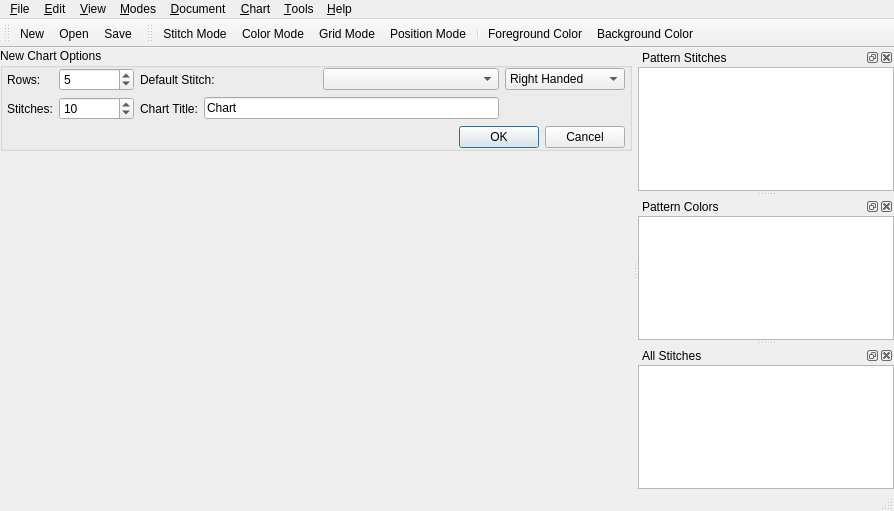
The window that src/mainwindow.ui (iPenguin/CrochetCharts) describes before a commit, drawn with Qt 5.
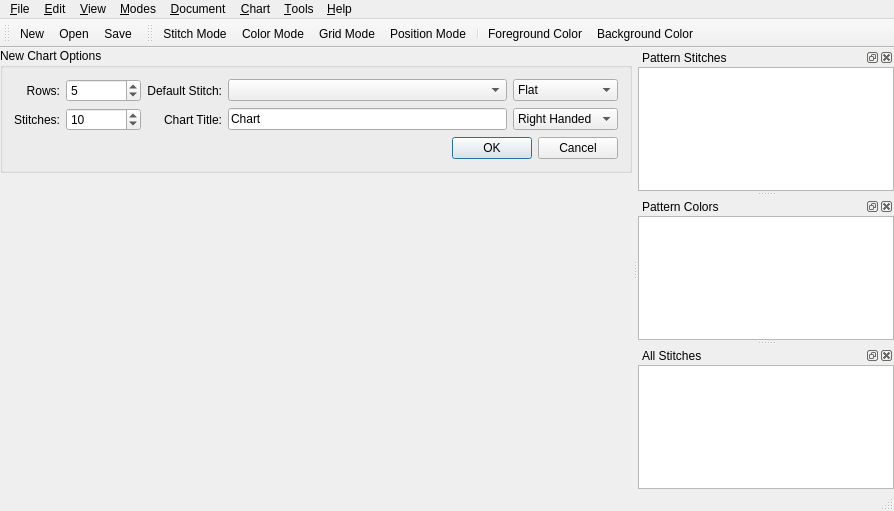
The same window after the commit. Icons and pictures are not drawn.

Commit message: Added ChartStyle to the newChart dialog. updated layout

Diff of the .ui file:
```diff
--- a/src/mainwindow.ui
+++ b/src/mainwindow.ui
@@ -27,49 +27,21 @@
       <property name="title">
        <string>New Chart Options</string>
       </property>
-      <layout class="QGridLayout" name="gridLayout_2">
-       <property name="leftMargin">
-        <number>4</number>
-       </property>
-       <property name="topMargin">
-        <number>0</number>
-       </property>
-       <property name="rightMargin">
-        <number>4</number>
-       </property>
-       <property name="bottomMargin">
-        <number>0</number>
-       </property>
-       <item row="0" column="1">
-        <layout class="QHBoxLayout" name="horizontalLayout_3">
-         <item>
-          <widget class="QLabel" name="label_3">
-           <property name="text">
-            <string>Default Stitch:</string>
-           </property>
-           <property name="buddy">
-            <cstring>defaultStitch</cstring>
-           </property>
-          </widget>
-         </item>
-         <item>
-          <widget class="QComboBox" name="defaultStitch"/>
-         </item>
-        </layout>
-       </item>
+      <layout class="QGridLayout" name="gridLayout">
        <item row="0" column="0">
-        <layout class="QHBoxLayout" name="horizontalLayout">
-         <item>
           <widget class="QLabel" name="label">
            <property name="text">
             <string>Rows:</string>
            </property>
+         <property name="alignment">
+          <set>Qt::AlignRight|Qt::AlignTrailing|Qt::AlignVCenter</set>
+         </property>
            <property name="buddy">
             <cstring>rows</cstring>
            </property>
           </widget>
          </item>
-         <item>
+       <item row="0" column="1">
           <widget class="QSpinBox" name="rows">
            <property name="minimumSize">
             <size>
@@ -88,21 +60,50 @@
            </property>
           </widget>
          </item>
-        </layout>
+       <item row="0" column="2">
+        <widget class="QLabel" name="label_3">
+         <property name="text">
+          <string>Default Stitch:</string>
+         </property>
+         <property name="alignment">
+          <set>Qt::AlignRight|Qt::AlignTrailing|Qt::AlignVCenter</set>
+         </property>
+         <property name="buddy">
+          <cstring>defaultStitch</cstring>
+         </property>
+        </widget>
+       </item>
+       <item row="0" column="3">
+        <widget class="QComboBox" name="defaultStitch"/>
+       </item>
+       <item row="0" column="4">
+        <widget class="QComboBox" name="chartStyle">
+         <item>
+          <property name="text">
+           <string>Flat</string>
+          </property>
+         </item>
+         <item>
+          <property name="text">
+           <string>Round</string>
+          </property>
+         </item>
+        </widget>
        </item>
        <item row="1" column="0">
-        <layout class="QHBoxLayout" name="horizontalLayout_2">
-         <item>
           <widget class="QLabel" name="label_2">
            <property name="text">
             <string>Stitches:</string>
            </property>
+         <property name="alignment">
+          <set>Qt::AlignRight|Qt::AlignTrailing|Qt::AlignVCenter</set>
+         </property>
            <property name="buddy">
             <cstring>stitches</cstring>
            </property>
           </widget>
          </item>
-         <item>
+       <item row="1" column="1">
           <widget class="QSpinBox" name="stitches">
            <property name="sizePolicy">
             <sizepolicy hsizetype="Minimum" vsizetype="Fixed">
@@ -127,48 +128,27 @@
            </property>
           </widget>
          </item>
-        </layout>
-       </item>
-       <item row="3" column="0" colspan="3">
-        <widget class="QDialogButtonBox" name="newDocBttnBox">
-         <property name="orientation">
-          <enum>Qt::Horizontal</enum>
-         </property>
-         <property name="standardButtons">
-          <set>QDialogButtonBox::Cancel|QDialogButtonBox::Ok</set>
-         </property>
-        </widget>
-       </item>
-       <item row="1" column="1">
-        <layout class="QHBoxLayout" name="horizontalLayout_4">
-         <item>
+       <item row="1" column="2">
           <widget class="QLabel" name="label_4">
            <property name="text">
             <string>Chart Title:</string>
            </property>
+         <property name="alignment">
+          <set>Qt::AlignRight|Qt::AlignTrailing|Qt::AlignVCenter</set>
+         </property>
            <property name="buddy">
             <cstring>chartTitle</cstring>
            </property>
           </widget>
          </item>
-         <item>
+       <item row="1" column="3">
           <widget class="QLineEdit" name="chartTitle">
            <property name="text">
             <string>Chart</string>
            </property>
           </widget>
          </item>
-        </layout>
-       </item>
-       <item row="0" column="2">
-        <layout class="QHBoxLayout" name="horizontalLayout_5">
-         <property name="topMargin">
-          <number>0</number>
-         </property>
-         <property name="rightMargin">
-          <number>0</number>
-         </property>
-         <item>
+       <item row="1" column="4">
           <widget class="QComboBox" name="handedness">
            <item>
             <property name="text">
@@ -182,23 +162,15 @@
            </item>
           </widget>
          </item>
-        </layout>
-       </item>
-       <item row="1" column="2">
-        <spacer name="horizontalSpacer">
+       <item row="2" column="0" colspan="5">
+        <widget class="QDialogButtonBox" name="newDocBttnBox">
          <property name="orientation">
           <enum>Qt::Horizontal</enum>
          </property>
-         <property name="sizeType">
-          <enum>QSizePolicy::Preferred</enum>
+         <property name="standardButtons">
+          <set>QDialogButtonBox::Cancel|QDialogButtonBox::Ok</set>
          </property>
-         <property name="sizeHint" stdset="0">
-          <size>
-           <width>120</width>
-           <height>20</height>
-          </size>
-         </property>
-        </spacer>
+        </widget>
        </item>
       </layout>
      </widget>
```
Left out of the diff: 4 changed lines with no effect on the pictures. Lines whose indentation alone changed are shown as unchanged. The commit also changes 1 other file.
